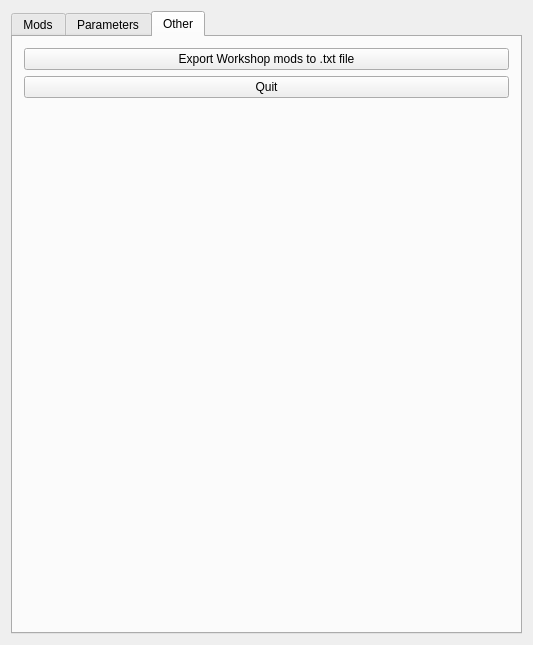
Above: src/arma3-unix-launcher/mainwindow.ui from muttleyxd/arma3-unix-launcher before the change. Below: the same form after it.
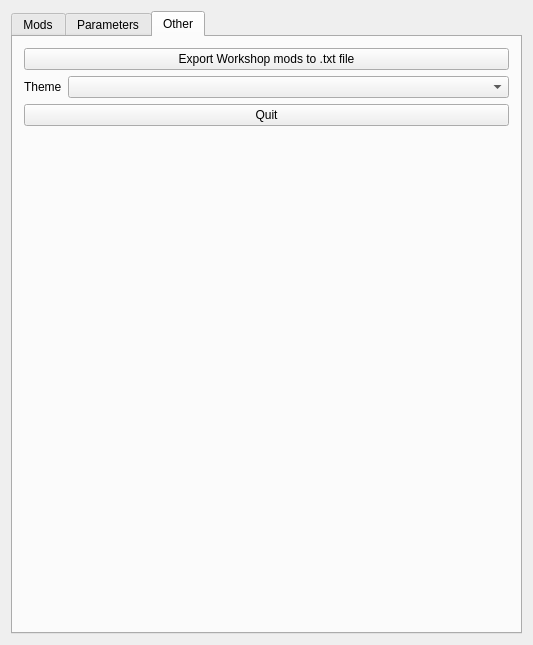
That is the form after the change. The open tabs and pages were chosen to show the change. Icons and pictures are not drawn.

```diff
--- a/src/arma3-unix-launcher/mainwindow.ui
+++ b/src/arma3-unix-launcher/mainwindow.ui
@@ -634,14 +634,33 @@
          </attribute>
          <layout class="QVBoxLayout" name="verticalLayout">
           <item>
-           <layout class="QVBoxLayout" name="verticalLayout_3">
-            <item>
              <widget class="QPushButton" name="button_export_workshop_to_txt">
               <property name="text">
                <string>Export Workshop mods to .txt file</string>
               </property>
              </widget>
             </item>
+          <item>
+           <layout class="QHBoxLayout" name="horizontalLayout_2">
+            <item>
+             <widget class="QLabel" name="label_theme">
+              <property name="text">
+               <string>Theme</string>
+              </property>
+             </widget>
+            </item>
+            <item>
+             <widget class="QComboBox" name="combobox_theme">
+              <property name="sizePolicy">
+               <sizepolicy hsizetype="MinimumExpanding" vsizetype="Fixed">
+                <horstretch>0</horstretch>
+                <verstretch>0</verstretch>
+               </sizepolicy>
+              </property>
+             </widget>
+            </item>
+           </layout>
+          </item>
             <item>
              <widget class="QPushButton" name="button_quit">
               <property name="text">
@@ -657,12 +676,10 @@
               <property name="sizeHint" stdset="0">
                <size>
                 <width>20</width>
-                <height>40</height>
+              <height>470</height>
                </size>
               </property>
              </spacer>
-            </item>
-           </layout>
           </item>
          </layout>
         </widget>
```
Lines whose indentation alone changed are shown as unchanged.
